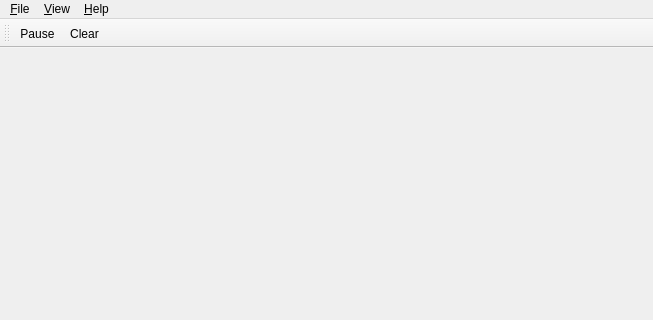
This is src/mainwindow.ui in AlexanderAmelkin/SerialPlot as Qt 5 draws it before an edit; both pictures show x 0 to 653 and y 0 to 320 of the 653 by 650 pixel window. The edited form follows.
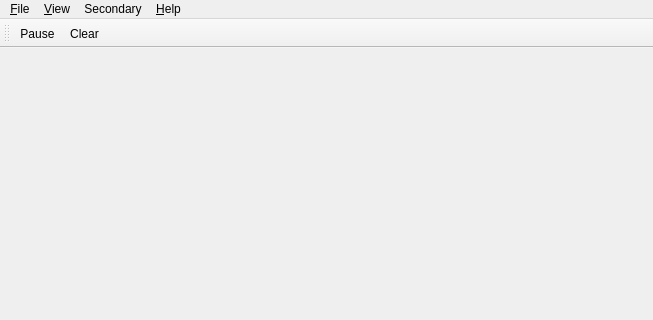
This is the edited form. Icons and pictures are not drawn. Custom widgets are drawn as their Qt base class.

Commit message: added secondary plot menu

Diff of the .ui file:
```diff
--- a/src/mainwindow.ui
+++ b/src/mainwindow.ui
@@ -101,7 +101,7 @@
      <x>0</x>
      <y>0</y>
      <width>653</width>
-     <height>24</height>
+     <height>23</height>
     </rect>
    </property>
    <widget class="QMenu" name="menuHelp">
@@ -128,8 +128,18 @@
      <string>&amp;View</string>
     </property>
    </widget>
+   <widget class="QMenu" name="menuSecondary">
+    <property name="title">
+     <string>Secondary</string>
+    </property>
+    <addaction name="actionBarPlot"/>
+    <addaction name="separator"/>
+    <addaction name="actionVertical"/>
+    <addaction name="actionHorizontal"/>
+   </widget>
    <addaction name="menuFile"/>
    <addaction name="menuView"/>
+   <addaction name="menuSecondary"/>
    <addaction name="menuHelp"/>
   </widget>
   <widget class="QToolBar" name="plotToolBar">
```
Left out of the diff: 30 changed lines with no effect on the pictures. The commit also changes 2 other files.
